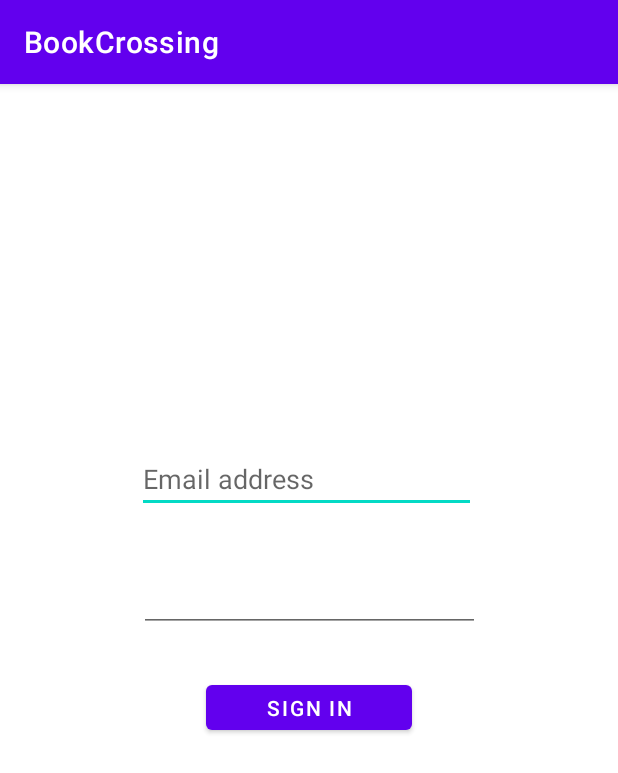
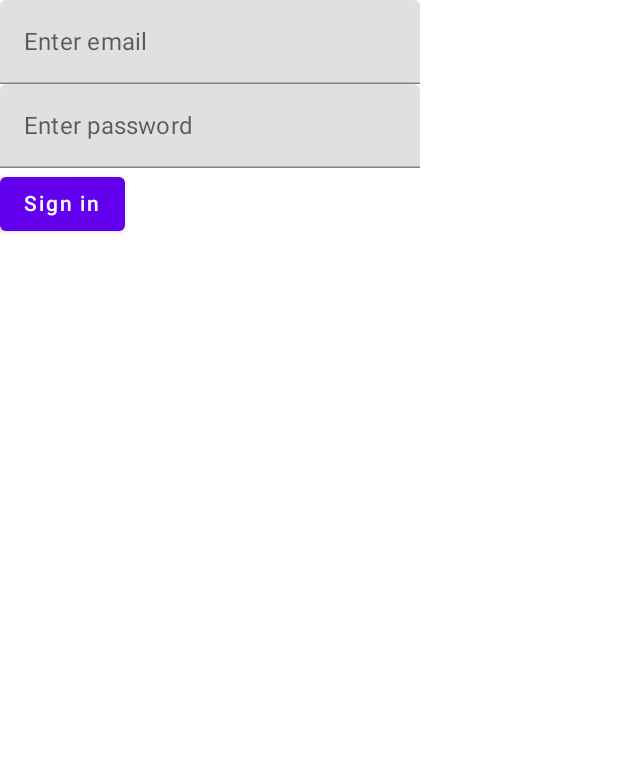
Before and after one commit to moevm/adfmp1h23-bookcrossing, an Android app built with Jetpack Compose: the screen it shows after launch (MainActivity), on a phone screen of 412 x 824 dp. Shown: the top 773 px of the screen. Run offline under Robolectric (Android 15) with nearby library versions, the phone set to English and light mode, and no system bars; our stand-ins replace Dagger/Hilt's generated code; libraries missing offline, so code that uses them is left out: io.github.oshai.

Commit message:
try jetpack compose and add some navigations

```diff
--- a/app/src/main/java/com/etu/bookcrossing/App.kt
+++ b/app/src/main/java/com/etu/bookcrossing/App.kt
@@ -4,14 +4,9 @@
 import dagger.hilt.android.HiltAndroidApp
 import io.github.oshai.KotlinLogging
 
-private val logger = KotlinLogging.logger {}
-
 @HiltAndroidApp
 class App : Application() {
-
     override fun onCreate() {
         super.onCreate()
-
-        logger.info{"onCreate()"}
     }
 }
--- a/app/src/main/java/com/etu/bookcrossing/ui/activity/MainActivity.kt
+++ b/app/src/main/java/com/etu/bookcrossing/ui/activity/MainActivity.kt
@@ -1,19 +1,44 @@
 package com.etu.bookcrossing.ui.activity
 
 import android.os.Bundle
-import androidx.appcompat.app.AppCompatActivity
-import com.etu.bookcrossing.R
+import androidx.activity.ComponentActivity
+import androidx.activity.compose.setContent
+import androidx.compose.runtime.Composable
+import androidx.navigation.compose.NavHost
+import androidx.navigation.compose.composable
+import androidx.navigation.compose.rememberNavController
+import com.etu.bookcrossing.ui.auth.REGISTER_COMPOSABLE_ID
+import com.etu.bookcrossing.ui.auth.RegisterComposable
+import com.etu.bookcrossing.ui.auth.SIGN_IN_COMPOSABLE_ID
+import com.etu.bookcrossing.ui.auth.LoginComposable
+import com.etu.bookcrossing.ui.auth.register.REGISTRATION_SUCCEED_COMPOSABLE_ID
+import com.etu.bookcrossing.ui.auth.register.RegistrationSucceedComposable
 import dagger.hilt.android.AndroidEntryPoint
-import io.github.oshai.KotlinLogging
-
-private val logger = KotlinLogging.logger {}
 
 @AndroidEntryPoint
-class MainActivity : AppCompatActivity(R.layout.main_activity) {
-
+class MainActivity : ComponentActivity() {
     override fun onCreate(savedInstanceState: Bundle?) {
         super.onCreate(savedInstanceState)
-
-        logger.info { "onCreate()" }
+        setContent {
+            RoutingBase()
+        }
     }
 }
+
+@Composable
+fun RoutingBase() {
+    val navController = rememberNavController()
+    NavHost(navController, startDestination=SIGN_IN_COMPOSABLE_ID) {
+        composable(SIGN_IN_COMPOSABLE_ID) {
+            LoginComposable(navController)
+        }
+
+        composable(REGISTER_COMPOSABLE_ID) {
+            RegisterComposable(navController)
+        }
+
+        composable(REGISTRATION_SUCCEED_COMPOSABLE_ID) {
+            RegistrationSucceedComposable(navController)
+        }
+    }
+}
--- /dev/null
+++ b/app/src/main/java/com/etu/bookcrossing/ui/auth/login/LoginComposable.kt
@@ -0,0 +1,42 @@
+package com.etu.bookcrossing.ui.auth
+
+import android.widget.EditText
+import androidx.compose.foundation.layout.Column
+import androidx.compose.foundation.text.KeyboardOptions
+import androidx.compose.material.Button
+import androidx.compose.material.Text
+import androidx.compose.material.TextField
+import androidx.compose.runtime.Composable
+import androidx.compose.runtime.mutableStateOf
+import androidx.compose.runtime.saveable.rememberSaveable
+import androidx.navigation.NavHostController
+import androidx.compose.runtime.getValue
+import androidx.compose.runtime.setValue
+import androidx.compose.ui.text.input.KeyboardType
+import androidx.compose.ui.text.input.PasswordVisualTransformation
+
+const val SIGN_IN_COMPOSABLE_ID = "sign_in_screen"
+
+@Composable
+fun LoginComposable(navController: NavHostController) {
+    var email by rememberSaveable { mutableStateOf("") }
+    var password by rememberSaveable { mutableStateOf("") }
+
+    Column {
+        TextField(
+            value = email,
+            onValueChange = { email = it },
+            label = { Text("Enter email") }
+        )
+        TextField(
+            value = password,
+            onValueChange = { password = it },
+            label = { Text("Enter password") },
+            visualTransformation = PasswordVisualTransformation(),
+            keyboardOptions = KeyboardOptions(keyboardType = KeyboardType.Password)
+        )
+        Button(onClick = { navController.navigate(REGISTER_COMPOSABLE_ID) }) {
+            Text(text = "Sign in")
+        }
+    }
+}
--- a/app/src/main/java/com/etu/bookcrossing/ui/login/SignInFragment.kt
+++ /dev/null
@@ -1,20 +0,0 @@
-package com.etu.bookcrossing.ui.login
-
-import android.os.Bundle
-import androidx.fragment.app.Fragment
-import com.etu.bookcrossing.R
-import dagger.hilt.android.AndroidEntryPoint
-import io.github.oshai.KotlinLogging
-
-private val logger = KotlinLogging.logger {}
-
-@AndroidEntryPoint
-class SignInFragment : Fragment(R.layout.fragment_sign_in) {
-
-    override fun onCreate(savedInstanceState: Bundle?) {
-        super.onCreate(savedInstanceState)
-
-        logger.info { "onCreate()" }
-    }
-
-}
--- a/app/src/main/res/layout/fragment_sign_in.xml
+++ /dev/null
@@ -1,48 +0,0 @@
-<?xml version="1.0" encoding="utf-8"?>
-<androidx.constraintlayout.widget.ConstraintLayout xmlns:android="http://schemas.android.com/apk/res/android"
-    xmlns:app="http://schemas.android.com/apk/res-auto"
-    xmlns:tools="http://schemas.android.com/tools"
-    android:layout_width="match_parent"
-    android:layout_height="match_parent">
-
-    <EditText
-        android:hint="@string/text_email_address"
-        android:id="@+id/signin_email"
-        android:layout_width="226dp"
-        android:autofillHints="emailAddress"
-        android:layout_height="0dp"
-        android:layout_marginTop="244dp"
-        android:layout_marginBottom="38dp"
-        android:ems="10"
-        android:inputType="textEmailAddress"
-        app:layout_constraintBottom_toTopOf="@+id/signin_password"
-        app:layout_constraintEnd_toEndOf="parent"
-        app:layout_constraintHorizontal_bias="0.491"
-        app:layout_constraintStart_toStartOf="parent"
-        app:layout_constraintTop_toTopOf="parent"
-        tools:text="Email" />
-
-    <EditText
-        android:id="@+id/signin_password"
-        android:autofillHints="password"
-        android:layout_width="227dp"
-        android:layout_height="0dp"
-        android:layout_marginBottom="29dp"
-        android:ems="10"
-        android:inputType="textPassword"
-        app:layout_constraintBottom_toTopOf="@+id/signin"
-        app:layout_constraintEnd_toEndOf="parent"
-        app:layout_constraintStart_toStartOf="parent"
-        app:layout_constraintTop_toBottomOf="@+id/signin_email" />
-
-    <Button
-        android:id="@+id/signin"
-        android:layout_width="137dp"
-        android:layout_height="0dp"
-        android:layout_marginBottom="331dp"
-        android:text="@string/button_sign_in"
-        app:layout_constraintBottom_toBottomOf="parent"
-        app:layout_constraintEnd_toEndOf="parent"
-        app:layout_constraintStart_toStartOf="parent"
-        app:layout_constraintTop_toBottomOf="@+id/signin_password" />
-</androidx.constraintlayout.widget.ConstraintLayout>
--- a/app/src/main/res/layout/main_activity.xml
+++ b/app/src/main/res/layout/main_activity.xml
@@ -4,12 +4,4 @@
     android:layout_height="match_parent"
     xmlns:app="http://schemas.android.com/apk/res-auto">
 
-    <fragment
-        android:id="@+id/nav_host_fragment"
-        android:name="androidx.navigation.fragment.NavHostFragment"
-        android:layout_width="match_parent"
-        android:layout_height="match_parent"
-        app:defaultNavHost="true"
-        app:navGraph="@navigation/nav_graph" />
-
 </androidx.constraintlayout.widget.ConstraintLayout>
--- a/app/src/main/res/navigation/nav_graph.xml
+++ /dev/null
@@ -1,18 +0,0 @@
-<?xml version="1.0" encoding="utf-8"?>
-<navigation xmlns:android="http://schemas.android.com/apk/res/android"
-    xmlns:app="http://schemas.android.com/apk/res-auto"
-    android:id="@+id/nav_graph.xml"
-    app:startDestination="@id/loginFragment">
-    <fragment
-        android:id="@+id/loginFragment"
-        android:name="com.etu.bookcrossing.ui.login.SignInFragment"
-        android:label="LoginFragment" >
-        <action
-            android:id="@+id/action_loginFragment_to_registerFragment"
-            app:destination="@id/registerFragment" />
-    </fragment>
-    <fragment
-        android:id="@+id/registerFragment"
-        android:name="com.etu.bookcrossing.ui.login.RegisterFragment"
-        android:label="RegisterFragment" />
-</navigation>
```
Also changed, not shown: app/build.gradle (+8 -0 lines), app/src/main/java/com/etu/bookcrossing/ui/auth/register/RegisterComposable.kt (added, +70 -0 lines), app/src/main/java/com/etu/bookcrossing/ui/auth/register/RegistrationSucceedComposable.kt (added, +20 -0 lines), app/src/main/java/com/etu/bookcrossing/ui/login/RegisterFragment.kt (deleted, +0 -19 lines), app/src/main/res/layout/fragment_register.xml (deleted, +0 -81 lines), build.gradle (+7 -1 lines), 4 other files.
